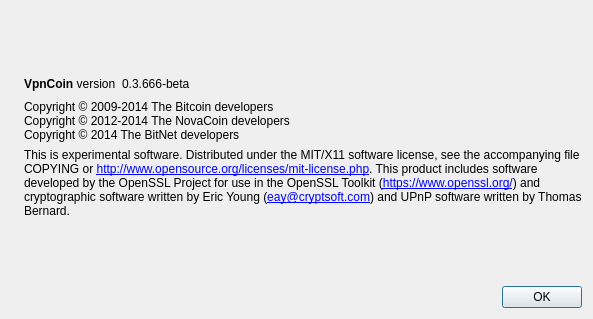
First picture: the form in src/qt/forms/aboutdialog.ui, repository Bit-Net/VpnCoin, before the edit.
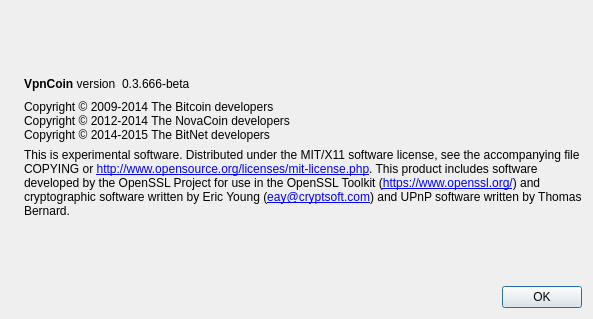
Second picture: the form after the edit. Icons and pictures are not drawn.

Patch:
```diff
--- a/src/qt/forms/aboutdialog.ui
+++ b/src/qt/forms/aboutdialog.ui
@@ -93,7 +93,7 @@
        <property name="text">
         <string>Copyright © 2009-2014 The Bitcoin developers
 Copyright © 2012-2014 The NovaCoin developers
-Copyright © 2014 The BitNet developers</string>
+Copyright © 2014-2015 The BitNet developers</string>
        </property>
        <property name="textInteractionFlags">
         <set>Qt::LinksAccessibleByMouse|Qt::TextSelectableByKeyboard|Qt::TextSelectableByMouse</set>
```
